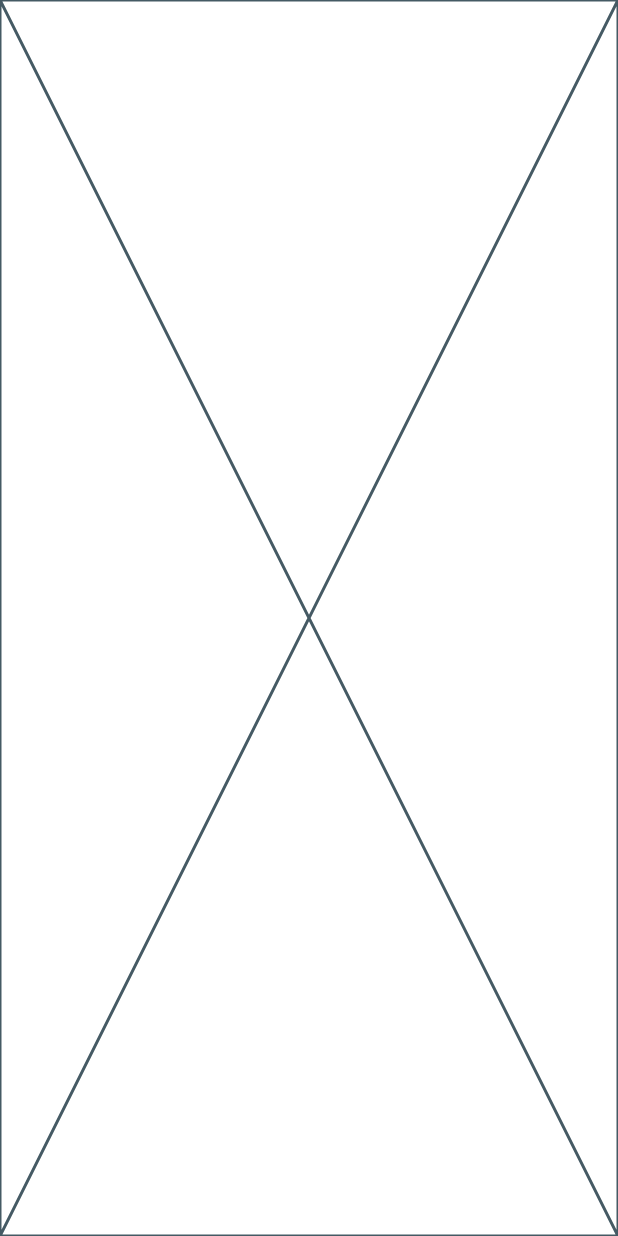
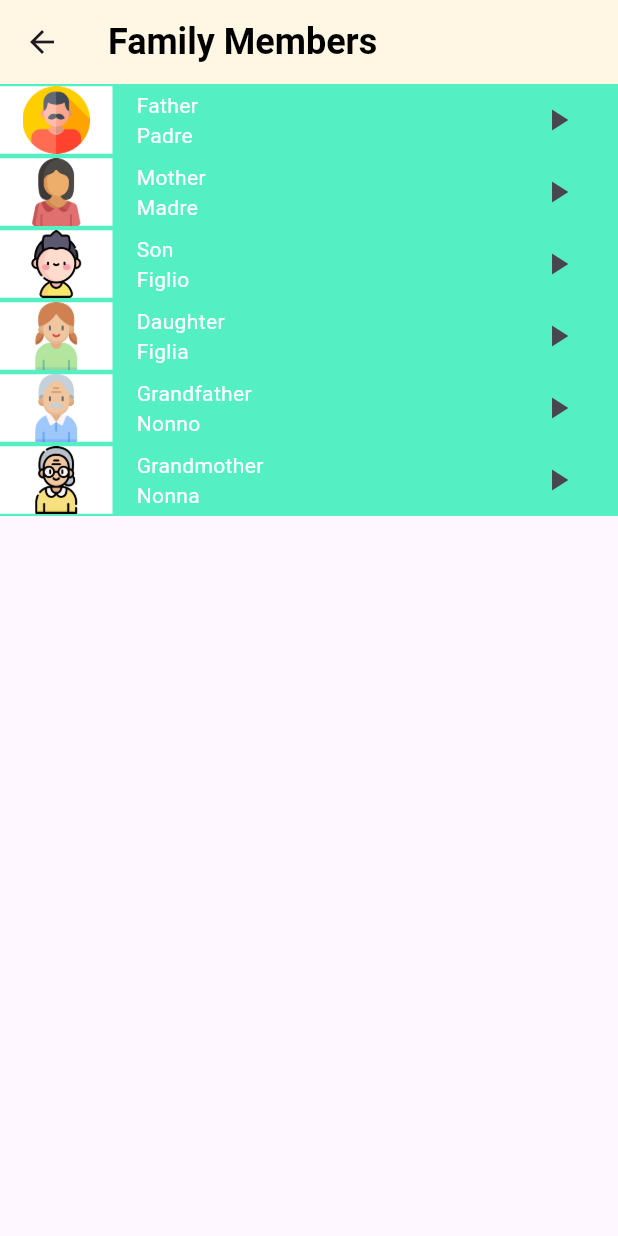
Before and after one commit to amr-turki/simple-language-learning-app, a Flutter app: the screen it shows after launch, after a tap on "Family Members", on a phone screen of 412 x 824 dp. Run offline on Flutter 3.47's test engine with Material 3 defaults, Android fonts, the phone set to English and light mode, and no system bars; our stand-ins replace audioplayers.

Commit message:
Finish Family Members Screen

```diff
--- a/lib/view/color_view.dart
+++ b/lib/view/color_view.dart
@@ -1,12 +1,12 @@
-
-
 import 'package:flutter/material.dart';
+import 'package:quick_speak/model/item_model.dart';
+import 'package:quick_speak/widget/item.dart';
 
 class ColorView extends StatelessWidget {
   const ColorView({super.key});
 
   @override
   Widget build(BuildContext context) {
-    return const Placeholder();
+    return Scaffold();
   }
 }
--- a/lib/view/family_view.dart
+++ b/lib/view/family_view.dart
@@ -1,10 +1,74 @@
 import 'package:flutter/material.dart';
+import 'package:quick_speak/model/item_model.dart';
+import 'package:quick_speak/widget/item.dart';
 
 class FamilyView extends StatelessWidget {
   const FamilyView({super.key});
 
+  final List<ItemModel> familyMembersList = const [
+    ItemModel(
+      englishMeaning: 'Father',
+      italianMeaning: 'Padre',
+      color: Color(0xFF55EFC4),
+      image: 'assets/family_members/father.png',
+      sound: 'family_members/sounds/father.mp3',
+    ),
+    ItemModel(
+      englishMeaning: 'Mother',
+      italianMeaning: 'Madre',
+      color: Color(0xFF55EFC4),
+      image: 'assets/family_members/mother.png',
+      sound: 'family_members/sounds/mother.mp3',
+    ),
+    ItemModel(
+      englishMeaning: 'Son',
+      italianMeaning: 'Figlio',
+      color: Color(0xFF55EFC4),
+      image: 'assets/family_members/son.png',
+      sound: 'family_members/sounds/son.mp3',
+    ),
+    ItemModel(
+      englishMeaning: 'Daughter',
+      italianMeaning: 'Figlia',
+      color: Color(0xFF55EFC4),
+      image: 'assets/family_members/daughter.png',
+      sound: 'family_members/sounds/daughter.mp3',
+    ),
+    ItemModel(
+      englishMeaning: 'Grandfather',
+      italianMeaning: 'Nonno',
+      color: Color(0xFF55EFC4),
+      image: 'assets/family_members/grandfather.png',
+      sound: 'family_members/sounds/grandfather.mp3',
+    ),
+    ItemModel(
+      englishMeaning: 'Grandmother',
+      italianMeaning: 'Nonna',
+      color: Color(0xFF55EFC4),
+      image: 'assets/family_members/grandmother.png',
+      sound: 'family_members/sounds/grandmother.mp3',
+    ),
+  ];
   @override
   Widget build(BuildContext context) {
-    return const Placeholder();
+    return Scaffold(
+      appBar: AppBar(
+        backgroundColor: Color(0xFFFFF6E3),
+        title: Text(
+          'Family Members',
+          style: TextStyle(
+            fontSize: 24,
+            color: Colors.black,
+            fontWeight: FontWeight.bold,
+          ),
+        ),
+      ),
+      body: ListView.builder(
+        itemCount: familyMembersList.length,
+        itemBuilder: (context, index) {
+          return Item(model: familyMembersList[index]);
+        },
+      ),
+    );
   }
 }
--- a/pubspec.yaml
+++ b/pubspec.yaml
@@ -62,6 +62,8 @@ flutter:
   assets:
     - assets/numbers/images/
     - assets/numbers/sounds/
+    - assets/family_members/
+    - assets/family_members/sounds/
 
   # An image asset can refer to one or more resolution-specific "variants", see
   # https://flutter.dev/to/resolution-aware-images
```
Also changed, not shown: assets/family_members/daughter.png (added), assets/family_members/father.png (added), assets/family_members/grandfather.png (added), assets/family_members/grandmother.png (added), assets/family_members/mother.png (added), assets/family_members/son.png (added), 6 other files.
